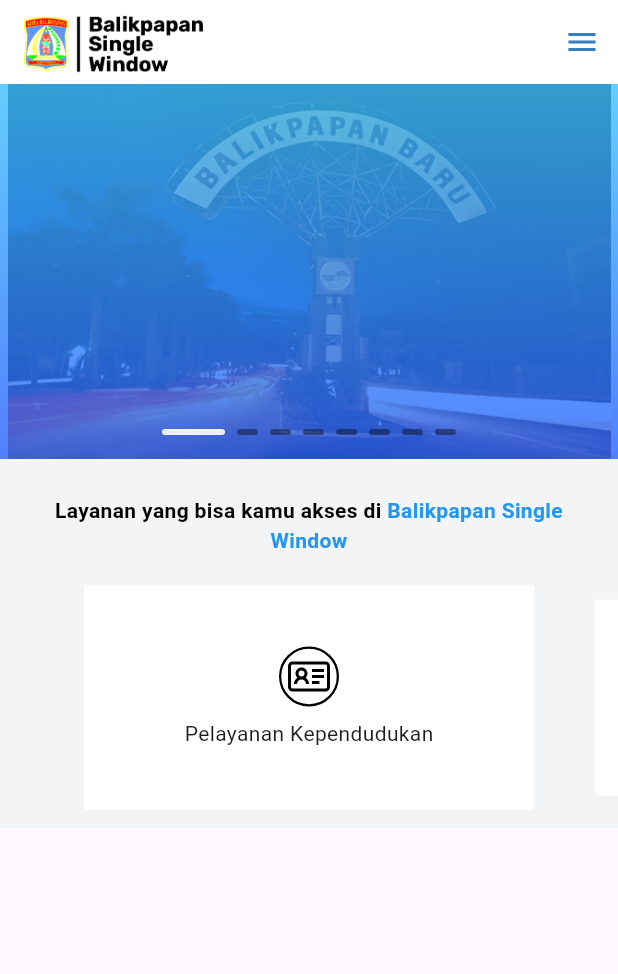
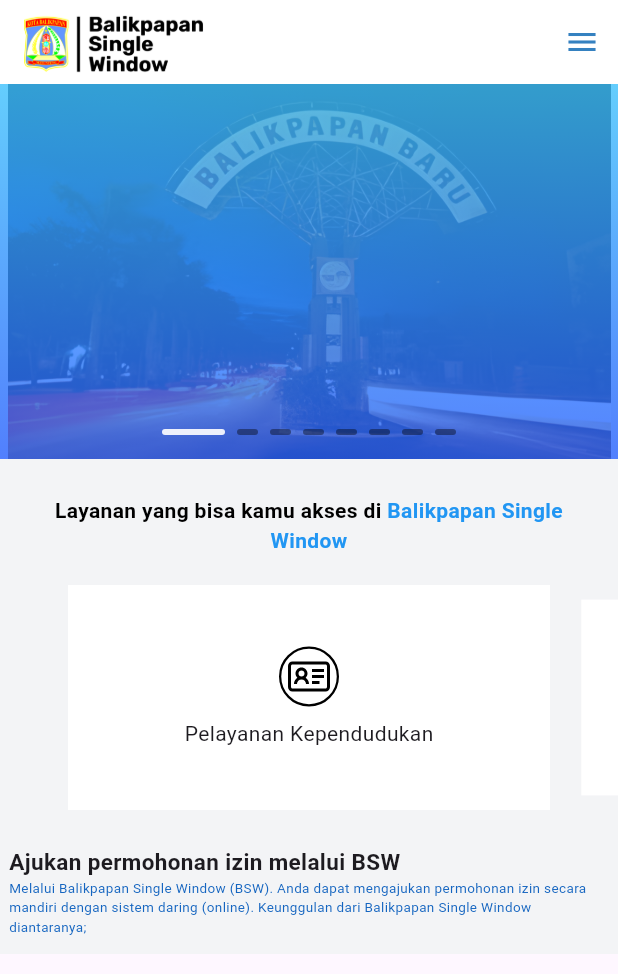
Before and after one commit to ZAZW27/BSWMobile, a Flutter app: the screen it shows after launch, on a phone screen of 412 x 824 dp. Shown: the top 974 px of the screen. Run offline on Flutter 3.47's test engine with Material 3 defaults, Android fonts, the phone set to English and light mode, and no system bars; drawn by our look-alikes of carousel_slider, smooth_page_indicator; our stand-ins replace flutter_svg.

Commit message:
finished hihiha gona conitnue afetr magrib

```diff
--- a/lib/pages/home.dart
+++ b/lib/pages/home.dart
@@ -76,40 +76,15 @@
         child: SingleChildScrollView(
           child: Center(
             child: Container(
-              constraints: BoxConstraints(maxWidth: 800),
+              constraints: BoxConstraints(maxWidth: 1000),
               child: Column(
                 children: [
-                  Stack(
-                    children: [
-                      _CarouselBanner(),
-                      Center(
-                        child: Container(
-                          width: screenWidth,
-                          height: 250,
-                          decoration: BoxDecoration(
-                            gradient: LinearGradient(
-                              begin: Alignment.topCenter,
-                              end: Alignment.bottomCenter,
-                              colors: [
-                                Colors.lightBlueAccent.shade200.withOpacity(0.8),
-                                Colors.blueAccent.shade700.withOpacity(0.8),
-                              ],
-                            ),
-                          ),
-                        ),
-                      ),
-                      Center(
-                        child: Container(
-                          margin: EdgeInsets.only(top: 230),
-                          child: buildBannerPageIndicator()
-                        )
-                      ),
-                    ],
-                  ),
+                  _CarouselBanner(screenWidth),
                   Container(
                     width: screenWidth * 0.9,
-                    margin: EdgeInsets.only(top: 24, bottom: 8),
-                    child:Text.rich(
+                    padding: EdgeInsets.symmetric(horizontal: 8),
+                    margin: const EdgeInsets.only(top: 24, bottom: 8),
+                    child:const Text.rich(
                       TextSpan(
                         text: 'Layanan yang bisa kamu akses di ',
                         style: TextStyle(
@@ -130,6 +105,43 @@
                     ),
                   ),
                   _CarouselLayanan(screenWidth),
+                  Container(
+                    margin: EdgeInsets.symmetric(vertical: 12),
+                    width: double.infinity,
+                    // decoration: BoxDecoration(color: Colors.amber),
+                    child: Wrap(
+                      children: [
+                        Container(
+                          padding: EdgeInsets.symmetric(horizontal: screenWidth < 600 ? 6 : 4),
+
+                          child: Column(
+                            children: [
+                              Align(
+                                alignment: Alignment.centerLeft, // Align child to the left
+                                child: Text(
+                                  "Ajukan permohonan izin melalui BSW",
+                                  style: TextStyle(
+                                    fontSize: screenWidth < 600 ? 15.0 : 20,
+                                    fontWeight: FontWeight.w700,
+                                  ),
+                                ),
+                              ),
+                              Align(
+                                alignment: Alignment.centerLeft, // Align child to the left
+                                child: Text(
+                                  'Melalui Balikpapan Single Window (BSW). Anda dapat mengajukan permohonan izin secara mandiri dengan sistem daring (online). Keunggulan dari Balikpapan Single Window diantaranya;',
+                                  style: TextStyle(
+                                    fontSize: screenWidth < 600 ? 9:11,
+                                    color: Colors.blue[800],
+                                  ),
+                                ),
+                              )
+                            ],
+                          ),
+                        )
+                      ],
+                    ),
+                  )
                 ],
               ),
             ),
@@ -139,10 +151,6 @@
     );
 
   }
-
-
-
-
 
 // ============================================================UNTUK CAROUSEL LAYANAN
 // ========================================UNTUK CAROUSEL LAYANAN
@@ -174,20 +182,17 @@
 
   Widget buildLayananModel(String title, String image, int index, double screenWidth) =>
   Container(
-    width: screenWidth < 400 ? screenWidth * 0.78 : 300,
-    constraints: BoxConstraints(maxWidth: 700),
+    width: screenWidth < 400 ? screenWidth * 0.78 : 660,
+    // constraints: BoxConstraints(maxWidth: 700),
     decoration: BoxDecoration(
       color: Colors.white,
     ),
     child: Column(
       mainAxisAlignment: MainAxisAlignment.center,
       children: [
-        // SvgPicture.asset(
-        //   'assets/icons/' + image, // Replace 'your_icon.svg' with your actual SVG file path
-        // ),
         Container(
-          width: 40, // Adjust the size of the outer circle as needed
-          height: 40, // Adjust the size of the outer circle as needed
+          width: 40,
+          height: 40,
           decoration: BoxDecoration(
             shape: BoxShape.circle,
 
@@ -198,7 +203,7 @@
           ),
           child: Center(
             child: SvgPicture.asset(
-              'assets/icons/' + image, // Replace 'your_icon.svg' with your actual SVG file path
+              'assets/icons/' + image,
             ),
           )
         ),
@@ -227,8 +232,10 @@
     'assets/img/mainBackGround.png',
   ];
 
-  CarouselSlider _CarouselBanner() {
-    return CarouselSlider.builder(
+  Stack _CarouselBanner(double screenWidth) {
+    return Stack(
+      children: [
+        CarouselSlider.builder(
           itemCount: carouselBanner.length,
           itemBuilder: (context, index, realindex){
             final urlimage = carouselBanner[index];
@@ -246,6 +253,30 @@
             onPageChanged: (index, reason) => setState(() => bannerSlideIndicator = index),
           ),
 
+        ),
+        Center(
+          child: Container(
+            width: screenWidth,
+            height: 250,
+            decoration: BoxDecoration(
+              gradient: LinearGradient(
+                begin: Alignment.topCenter,
+                end: Alignment.bottomCenter,
+                colors: [
+                  Colors.lightBlueAccent.shade200.withOpacity(0.8),
+                  Colors.blueAccent.shade700.withOpacity(0.8),
+                ],
+              ),
+            ),
+          ),
+        ),
+        Center(
+          child: Container(
+            margin: EdgeInsets.only(top: 230),
+            child: buildBannerPageIndicator()
+          )
+        ),
+      ],
     );
   }
 
```
Lines whose indentation alone changed are shown as unchanged.
